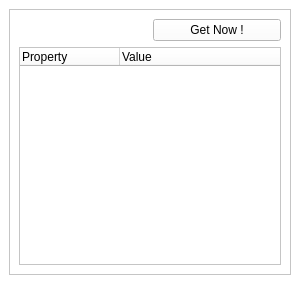
This is rezals/detail/rzxprops.ui in Fruneau/qRezix as Qt 5 draws it before an edit. The edited form follows.
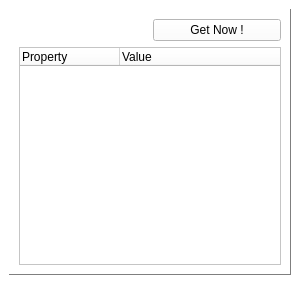
This is the edited form.

Patch:
```diff
--- a/rezals/detail/rzxprops.ui
+++ b/rezals/detail/rzxprops.ui
@@ -318,7 +318,7 @@
       </sizepolicy>
      </property>
      <property name="frameShape" >
-      <enum>QFrame::StyledPanel</enum>
+      <enum>QFrame::Panel</enum>
      </property>
      <property name="frameShadow" >
       <enum>QFrame::Raised</enum>
```
